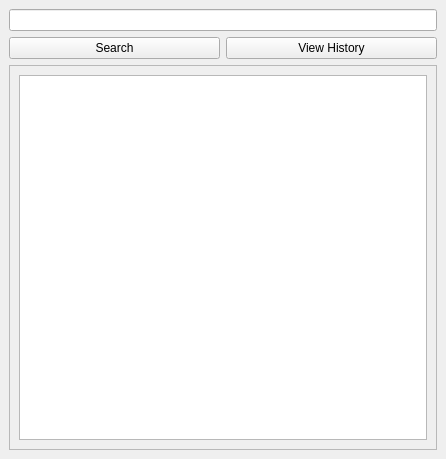
This is gui_designer.ui in kendricklau/Dictionary-Suggestion-Tool as Qt 5 draws it before an edit. The edited form follows.
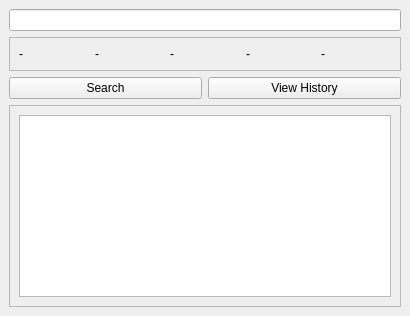
This is the edited form.

```diff
--- a/gui_designer.ui
+++ b/gui_designer.ui
@@ -6,8 +6,8 @@
    <rect>
     <x>0</x>
     <y>0</y>
-    <width>446</width>
-    <height>459</height>
+    <width>410</width>
+    <height>316</height>
    </rect>
   </property>
   <property name="windowTitle">
@@ -19,21 +19,68 @@
      <widget class="QLineEdit" name="lineEdit"/>
     </item>
     <item>
-     <layout class="QHBoxLayout" name="horizontalLayout">
-      <item>
+     <layout class="QGridLayout" name="gridLayout">
+      <item row="1" column="0">
        <widget class="QPushButton" name="searchBtn">
         <property name="text">
          <string>Search</string>
         </property>
        </widget>
       </item>
-      <item>
+      <item row="1" column="1">
        <widget class="QPushButton" name="pushButton">
         <property name="text">
          <string>View History</string>
         </property>
        </widget>
       </item>
+      <item row="0" column="0" colspan="2">
+       <widget class="QFrame" name="frame">
+        <property name="frameShape">
+         <enum>QFrame::StyledPanel</enum>
+        </property>
+        <property name="frameShadow">
+         <enum>QFrame::Raised</enum>
+        </property>
+        <layout class="QHBoxLayout" name="horizontalLayout_3">
+         <item>
+          <widget class="QLabel" name="label_5">
+           <property name="text">
+            <string>-</string>
+           </property>
+          </widget>
+         </item>
+         <item>
+          <widget class="QLabel" name="label_2">
+           <property name="text">
+            <string>-</string>
+           </property>
+          </widget>
+         </item>
+         <item>
+          <widget class="QLabel" name="label_3">
+           <property name="text">
+            <string>-</string>
+           </property>
+          </widget>
+         </item>
+         <item>
+          <widget class="QLabel" name="label_4">
+           <property name="text">
+            <string>-</string>
+           </property>
+          </widget>
+         </item>
+         <item>
+          <widget class="QLabel" name="label_1">
+           <property name="text">
+            <string>-</string>
+           </property>
+          </widget>
+         </item>
+        </layout>
+       </widget>
+      </item>
      </layout>
     </item>
     <item>
@@ -46,8 +93,8 @@
         <rect>
          <x>0</x>
          <y>0</y>
-         <width>424</width>
-         <height>370</height>
+         <width>390</width>
+         <height>185</height>
         </rect>
        </property>
        <layout class="QHBoxLayout" name="horizontalLayout_2">
```
